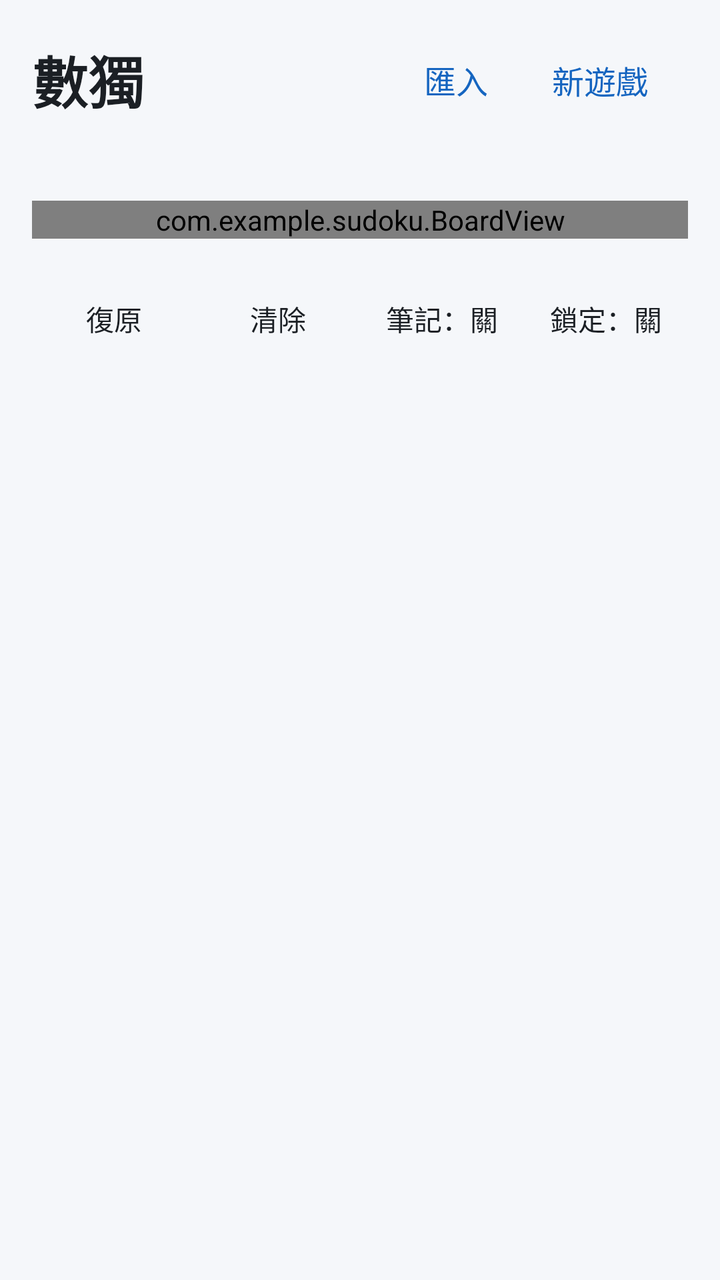
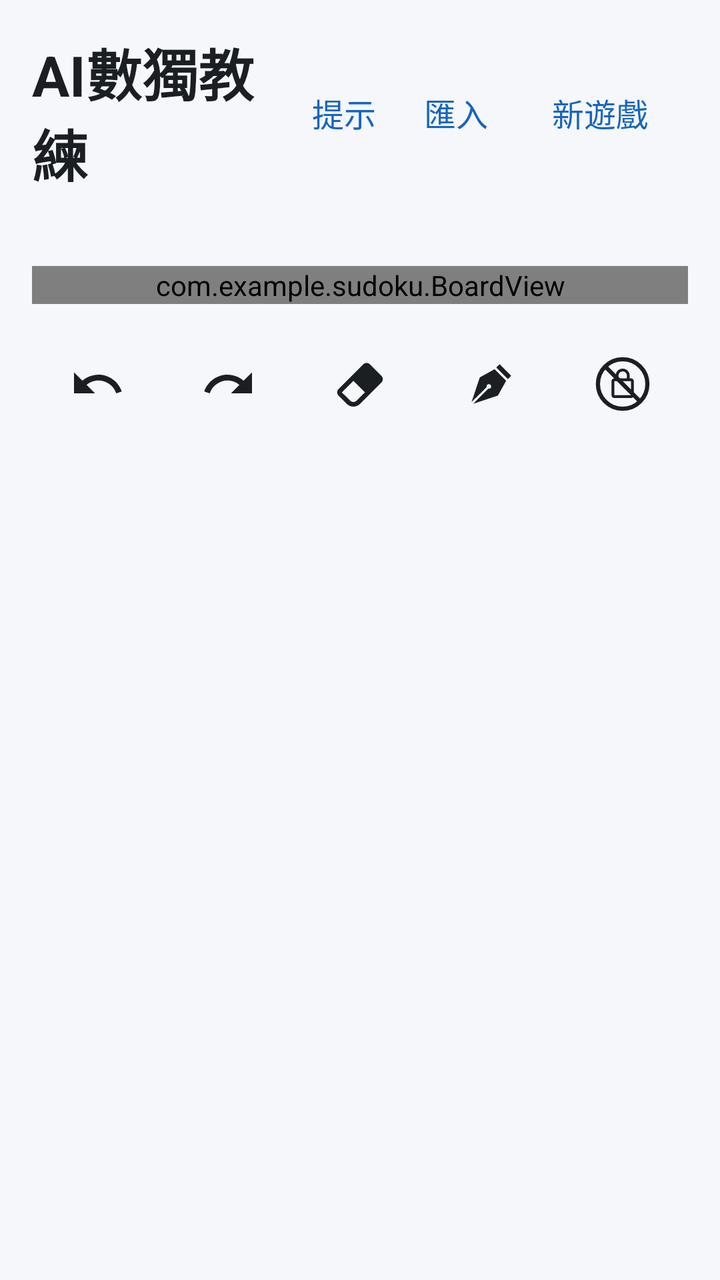

An Android layout rendered at two revisions. The XML below is the earlier revision; the diff shows what the commit changed to produce the second picture.
<!-- AndroidManifest.xml: application theme Theme.Sudoku -->
<!-- res/layout/activity_main.xml -->
<?xml version="1.0" encoding="utf-8"?>
<LinearLayout xmlns:android="http://schemas.android.com/apk/res/android"
    android:layout_width="match_parent"
    android:layout_height="match_parent"
    android:fitsSystemWindows="true"
    android:orientation="vertical"
    android:padding="16dp">

    <LinearLayout
        android:layout_width="match_parent"
        android:layout_height="wrap_content"
        android:gravity="center_vertical"
        android:orientation="horizontal">

        <TextView
            android:layout_width="0dp"
            android:layout_height="wrap_content"
            android:layout_weight="1"
            android:text="@string/app_name"
            android:textColor="@color/text_primary"
            android:textSize="28sp"
            android:textStyle="bold" />

        <Button
            android:id="@+id/btnImport"
            style="?android:attr/borderlessButtonStyle"
            android:layout_width="wrap_content"
            android:layout_height="wrap_content"
            android:minWidth="0dp"
            android:text="@string/import_puzzle"
            android:textColor="@color/accent"
            android:textSize="16sp" />

        <Button
            android:id="@+id/btnNew"
            style="?android:attr/borderlessButtonStyle"
            android:layout_width="wrap_content"
            android:layout_height="wrap_content"
            android:text="@string/new_game"
            android:textColor="@color/accent"
            android:textSize="16sp" />
    </LinearLayout>

    <LinearLayout
        android:layout_width="match_parent"
        android:layout_height="wrap_content"
        android:layout_marginTop="8dp"
        android:layout_marginBottom="8dp"
        android:orientation="horizontal">

        <TextView
            android:id="@+id/txtDifficulty"
            android:layout_width="0dp"
            android:layout_height="wrap_content"
            android:layout_weight="1"
            android:textColor="@color/text_secondary"
            android:textSize="15sp" />

        <TextView
            android:id="@+id/txtTime"
            android:layout_width="0dp"
            android:layout_height="wrap_content"
            android:layout_weight="1"
            android:gravity="end"
            android:textColor="@color/text_secondary"
            android:textSize="15sp" />
    </LinearLayout>

    <com.example.sudoku.BoardView
        android:id="@+id/board"
        android:layout_width="match_parent"
        android:layout_height="wrap_content" />

    <LinearLayout
        android:layout_width="match_parent"
        android:layout_height="wrap_content"
        android:layout_marginTop="16dp"
        android:orientation="horizontal">

        <Button
            android:id="@+id/btnUndo"
            style="?android:attr/borderlessButtonStyle"
            android:layout_width="0dp"
            android:layout_height="wrap_content"
            android:layout_weight="1"
            android:minWidth="0dp"
            android:text="@string/undo"
            android:textColor="@color/text_primary" />

        <Button
            android:id="@+id/btnErase"
            style="?android:attr/borderlessButtonStyle"
            android:layout_width="0dp"
            android:layout_height="wrap_content"
            android:layout_weight="1"
            android:minWidth="0dp"
            android:text="@string/erase"
            android:textColor="@color/text_primary" />

        <Button
            android:id="@+id/btnNotes"
            style="?android:attr/borderlessButtonStyle"
            android:layout_width="0dp"
            android:layout_height="wrap_content"
            android:layout_weight="1"
            android:minWidth="0dp"
            android:text="@string/notes_off"
            android:textColor="@color/text_primary" />

        <Button
            android:id="@+id/btnLock"
            style="?android:attr/borderlessButtonStyle"
            android:layout_width="0dp"
            android:layout_height="wrap_content"
            android:layout_weight="1"
            android:minWidth="0dp"
            android:text="@string/lock_off"
            android:textColor="@color/text_primary" />
    </LinearLayout>

    <LinearLayout
        android:id="@+id/numpad"
        android:layout_width="match_parent"
        android:layout_height="wrap_content"
        android:layout_marginTop="8dp"
        android:orientation="horizontal" />

</LinearLayout>
<!-- resources referenced by this layout -->
<resources>
  <color name="accent">#1565C0</color>
  <color name="text_primary">#1B1F24</color>
  <color name="text_secondary">#6B7480</color>
  <string name="app_name">數獨</string>
  <string name="erase">清除</string>
  <string name="import_puzzle">匯入</string>
  <string name="lock_off">鎖定：關</string>
  <string name="new_game">新遊戲</string>
  <string name="notes_off">筆記：關</string>
  <string name="undo">復原</string>
  <style name="Theme.Sudoku" parent="android:Theme.Material.Light.NoActionBar">
          <item name="android:colorAccent">@color/accent</item>
          <item name="android:windowBackground">@color/app_bg</item>
          <item name="android:statusBarColor">@color/app_bg</item>
          <item name="android:windowLightStatusBar">true</item>
      </style>
  <color name="app_bg">#F5F7FA</color>
</resources>

<!-- the commit's change to res/layout/activity_main.xml (unified diff, before → after) -->
@@ -20,6 +20,16 @@
             android:textColor="@color/text_primary"
             android:textSize="28sp"
             android:textStyle="bold" />
+
+        <Button
+            android:id="@+id/btnHint"
+            style="?android:attr/borderlessButtonStyle"
+            android:layout_width="wrap_content"
+            android:layout_height="wrap_content"
+            android:minWidth="0dp"
+            android:text="@string/hint"
+            android:textColor="@color/accent"
+            android:textSize="16sp" />
 
         <Button
             android:id="@+id/btnImport"
@@ -77,45 +87,55 @@
         android:layout_marginTop="16dp"
         android:orientation="horizontal">
 
-        <Button
+        <ImageButton
             android:id="@+id/btnUndo"
             style="?android:attr/borderlessButtonStyle"
             android:layout_width="0dp"
-            android:layout_height="wrap_content"
+            android:layout_height="48dp"
             android:layout_weight="1"
-            android:minWidth="0dp"
-            android:text="@string/undo"
-            android:textColor="@color/text_primary" />
+            android:contentDescription="@string/undo"
+            android:src="@drawable/ic_undo"
+            android:tint="@color/text_primary" />
 
-        <Button
+        <ImageButton
+            android:id="@+id/btnRedo"
+            style="?android:attr/borderlessButtonStyle"
+            android:layout_width="0dp"
+            android:layout_height="48dp"
+            android:layout_weight="1"
+            android:contentDescription="@string/redo"
+            android:src="@drawable/ic_redo"
+            android:tint="@color/text_primary" />
+
+        <ImageButton
             android:id="@+id/btnErase"
             style="?android:attr/borderlessButtonStyle"
             android:layout_width="0dp"
-            android:layout_height="wrap_content"
+            android:layout_height="48dp"
             android:layout_weight="1"
-            android:minWidth="0dp"
-            android:text="@string/erase"
-            android:textColor="@color/text_primary" />
+            android:contentDescription="@string/erase"
+            android:src="@drawable/ic_eraser"
+            android:tint="@color/text_primary" />
 
-        <Button
+        <ImageButton
             android:id="@+id/btnNotes"
             style="?android:attr/borderlessButtonStyle"
             android:layout_width="0dp"
-            android:layout_height="wrap_content"
+            android:layout_height="48dp"
             android:layout_weight="1"
-            android:minWidth="0dp"
-            android:text="@string/notes_off"
-            android:textColor="@color/text_primary" />
+            android:contentDescription="@string/notes_off"
+            android:src="@drawable/ic_pen"
+            android:tint="@color/text_primary" />
 
-        <Button
+        <ImageButton
             android:id="@+id/btnLock"
             style="?android:attr/borderlessButtonStyle"
             android:layout_width="0dp"
-            android:layout_height="wrap_content"
+            android:layout_height="48dp"
             android:layout_weight="1"
-            android:minWidth="0dp"
-            android:text="@string/lock_off"
-            android:textColor="@color/text_primary" />
+            android:contentDescription="@string/lock_off"
+            android:src="@drawable/ic_lock_off"
+            android:tint="@color/text_primary" />
     </LinearLayout>
 
     <LinearLayout
<!-- resource entries referenced after the edit -->
@@ -3,12 +3,75 @@
   <color name="accent">#1565C0</color>
   <color name="text_primary">#1B1F24</color>
   <color name="text_secondary">#6B7480</color>
-  <string name="app_name">數獨</string>
+  <!-- drawable ic_eraser (drawable) -->
+  <vector xmlns:android="http://schemas.android.com/apk/res/android"
+      android:width="28dp"
+      android:height="28dp"
+      android:viewportWidth="24"
+      android:viewportHeight="24">
+      <path
+          android:fillColor="#000000"
+          android:pathData="M16.24,3.56L21.19,8.5C21.97,9.29 21.97,10.55 21.19,11.34L12,20.53C10.44,22.09 7.91,22.09 6.34,20.53L2.81,17C2.03,16.21 2.03,14.95 2.81,14.16L13.41,3.56C14.2,2.78 15.46,2.78 16.24,3.56M4.22,15.58L7.76,19.11C8.54,19.9 9.8,19.9 10.59,19.11L14.12,15.58L9.17,10.63L4.22,15.58Z" />
+  </vector>
+  <!-- drawable ic_lock_off (drawable) -->
+  <vector xmlns:android="http://schemas.android.com/apk/res/android"
+      android:width="28dp"
+      android:height="28dp"
+      android:viewportWidth="24"
+      android:viewportHeight="24">
+      
+      <group
+          android:pivotX="12"
+          android:pivotY="12"
+          android:scaleX="0.6"
+          android:scaleY="0.6">
+          <path
+              android:fillColor="#000000"
+              android:pathData="M18,8h-1V6c0,-2.76 -2.24,-5 -5,-5S7,3.24 7,6v2H6c-1.1,0 -2,0.9 -2,2v10c0,1.1 0.9,2 2,2h12c1.1,0 2,-0.9 2,-2V10c0,-1.1 -0.9,-2 -2,-2zM9,6c0,-1.66 1.34,-3 3,-3s3,1.34 3,3v2H9V6zM18,20H6V10h12v10z" />
+      </group>
+      <path
+          android:pathData="M12,12m-10.6,0a10.6,10.6 0 1,0 21.2,0a10.6,10.6 0 1,0 -21.2,0M4.5,4.5L19.5,19.5"
+          android:strokeColor="#000000"
+          android:strokeWidth="1.8" />
+  </vector>
+  <!-- drawable ic_pen (drawable) -->
+  <vector xmlns:android="http://schemas.android.com/apk/res/android"
+      android:width="28dp"
+      android:height="28dp"
+      android:viewportWidth="24"
+      android:viewportHeight="24">
+      <path
+          android:fillColor="#000000"
+          android:pathData="M15.54,3.5L20.5,8.47L19.07,9.88L14.12,4.93L15.54,3.5M3.5,19.78L10,13.31C9.9,13 9.97,12.61 10.23,12.35C10.62,11.96 11.26,11.96 11.65,12.35C12.04,12.75 12.04,13.38 11.65,13.77C11.39,14.03 11,14.1 10.69,14L4.22,20.5L14.83,16.95L18.36,10.59L13.42,5.64L7.05,9.17L3.5,19.78Z" />
+  </vector>
+  <!-- drawable ic_redo (drawable) -->
+  <vector xmlns:android="http://schemas.android.com/apk/res/android"
+      android:width="28dp"
+      android:height="28dp"
+      android:viewportWidth="24"
+      android:viewportHeight="24">
+      <path
+          android:fillColor="#000000"
+          android:pathData="M18.4,10.6C16.55,8.99 14.15,8 11.5,8c-4.65,0 -8.58,3.03 -9.96,7.22L3.9,16c1.05,-3.19 4.05,-5.5 7.6,-5.5 1.95,0 3.73,0.72 5.12,1.88L13,16h9V7l-3.6,3.6z" />
+  </vector>
+  <!-- drawable ic_undo (drawable) -->
+  <vector xmlns:android="http://schemas.android.com/apk/res/android"
+      android:width="28dp"
+      android:height="28dp"
+      android:viewportWidth="24"
+      android:viewportHeight="24">
+      <path
+          android:fillColor="#000000"
+          android:pathData="M12.5,8c-2.65,0 -5.05,0.99 -6.9,2.6L2,7v9h9l-3.62,-3.62c1.39,-1.16 3.16,-1.88 5.12,-1.88 3.54,0 6.55,2.31 7.6,5.5l2.37,-0.78C21.08,11.03 17.15,8 12.5,8z" />
+  </vector>
+  <string name="app_name">AI數獨教練</string>
   <string name="erase">清除</string>
+  <string name="hint">提示</string>
   <string name="import_puzzle">匯入</string>
   <string name="lock_off">鎖定：關</string>
   <string name="new_game">新遊戲</string>
   <string name="notes_off">筆記：關</string>
+  <string name="redo">重做</string>
   <string name="undo">復原</string>
   <style name="Theme.Sudoku" parent="android:Theme.Material.Light.NoActionBar">
           <item name="android:colorAccent">@color/accent</item>
